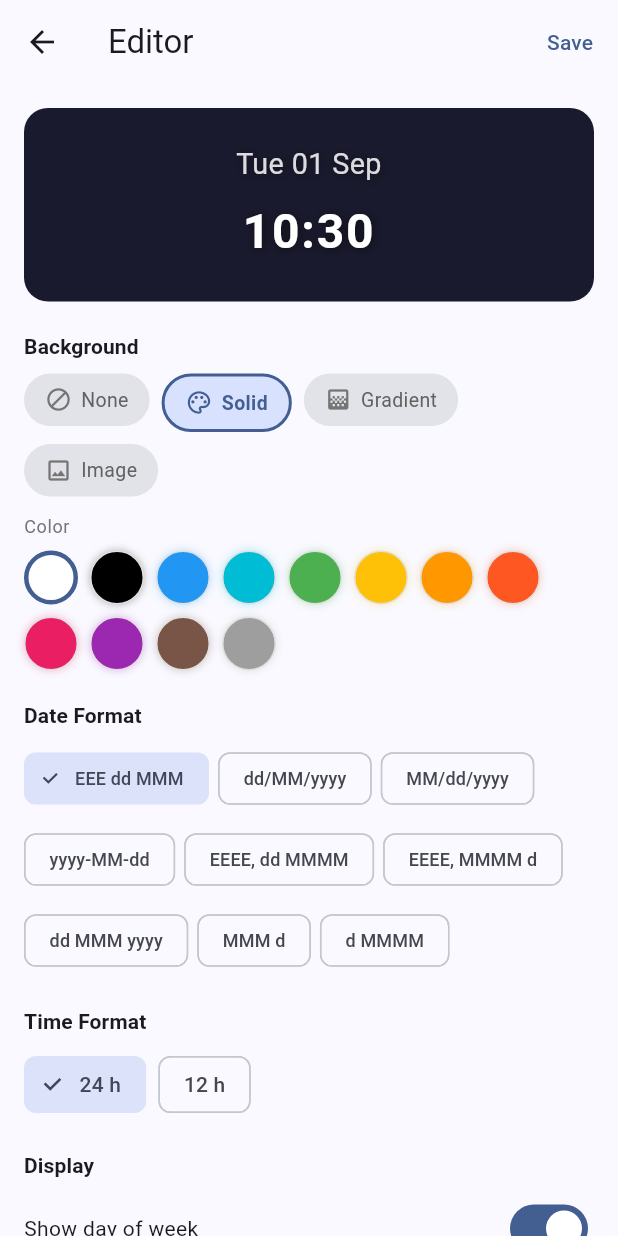
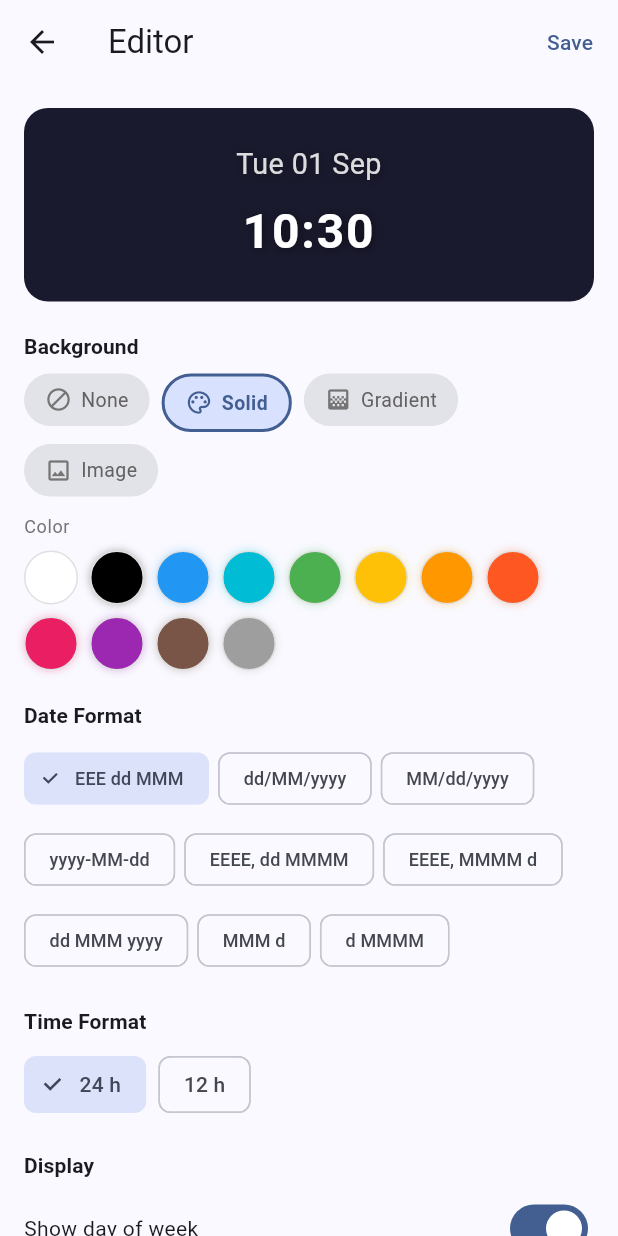
Before and after one commit to hoangsoft90/CustomizableStatusBarWidget, a Flutter app: the EditorScreen screen opened directly, after a tap on "Solid", on a phone screen of 412 x 824 dp. Run offline on Flutter 3.47's test engine with Material 3 defaults, Android fonts, the phone set to English and light mode, and no system bars; our stand-ins replace google_mobile_ads, image_picker, in_app_purchase, permission_handler, sentry_flutter, share_plus and 1 more; accounts and stored records are empty; network calls fail.

Commit message:
fix(plan6): widget background pipeline — FileProvider + preview bug fixes
Bug A: HomeScreen ClockPreview was missing background param, causing
in-app preview to never show backgrounds. Fixed color picker in
EditorScreen solid color mode to highlight correct swatch.

Bug B: Native widget background pipeline completed:
- Added FileProvider to AndroidManifest.xml + file_paths.xml
- Switched applyWidgetBackground from setImageViewBitmap (Binder IPC
  risk) to setImageViewUri + FileProvider (safe for large images)
- Added #59000000 overlay to all 4 widget layouts for text readability
- Moved bg_prefs to dedicated SharedPreferences namespace

🤖 Generated with Codebuff
Co-Authored-By: Codebuff <noreply@codebuff.com>

```diff
--- a/date_time_widget/lib/screens/editor_screen.dart
+++ b/date_time_widget/lib/screens/editor_screen.dart
@@ -112,6 +112,12 @@ class _EditorScreenState extends State<EditorScreen> {
     final hex = _config.color.replaceFirst('#', '');
     if (hex.length == 6) return Color(int.parse('FF$hex', radix: 16));
     return Colors.white;
+  }
+
+  Color get _parsedBackgroundColor {
+    final hex = (_background.solidColor ?? '#1A1A2E').replaceFirst('#', '');
+    if (hex.length == 6) return Color(int.parse('FF$hex', radix: 16));
+    return const Color(0xFF1A1A2E);
   }
 
   String _colorToHex(Color c) =>
@@ -420,7 +426,7 @@ class _EditorScreenState extends State<EditorScreen> {
                   _SectionLabel('Color'),
                   const SizedBox(height: 8),
                   _ColorPicker(
-                    selected: _parsedColor,
+                    selected: _parsedBackgroundColor,
                     onChanged: (c) => _updateBackground(
                         (b) => b.copyWith(solidColor: _colorToHex(c))),
                   ),
--- a/date_time_widget/lib/screens/home_screen.dart
+++ b/date_time_widget/lib/screens/home_screen.dart
@@ -307,7 +307,7 @@ class HomeScreenState extends State<HomeScreen> {
                   const SizedBox(height: 8),
 
                   // Live preview
-                  ClockPreview(config: _config),
+                  ClockPreview(config: _config, background: _background),
                   const SizedBox(height: 24),
 
                   // Tagline
```
Also changed, not shown: 7 other files.
